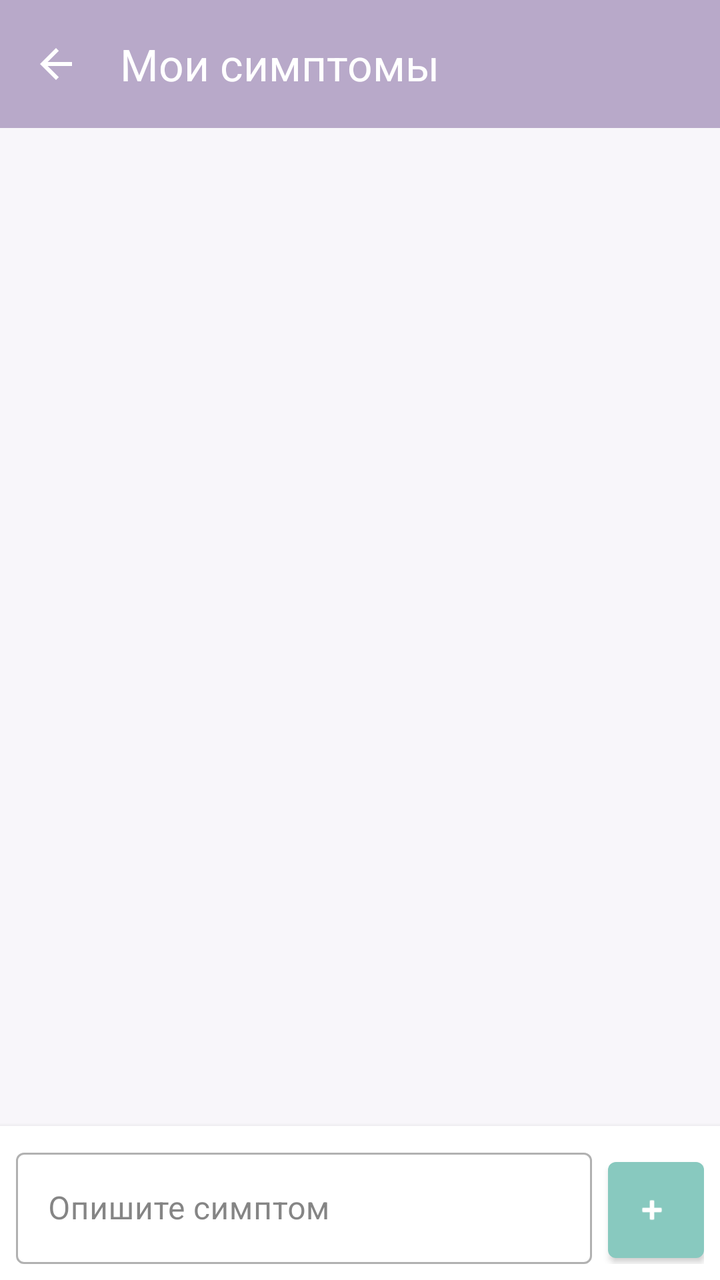
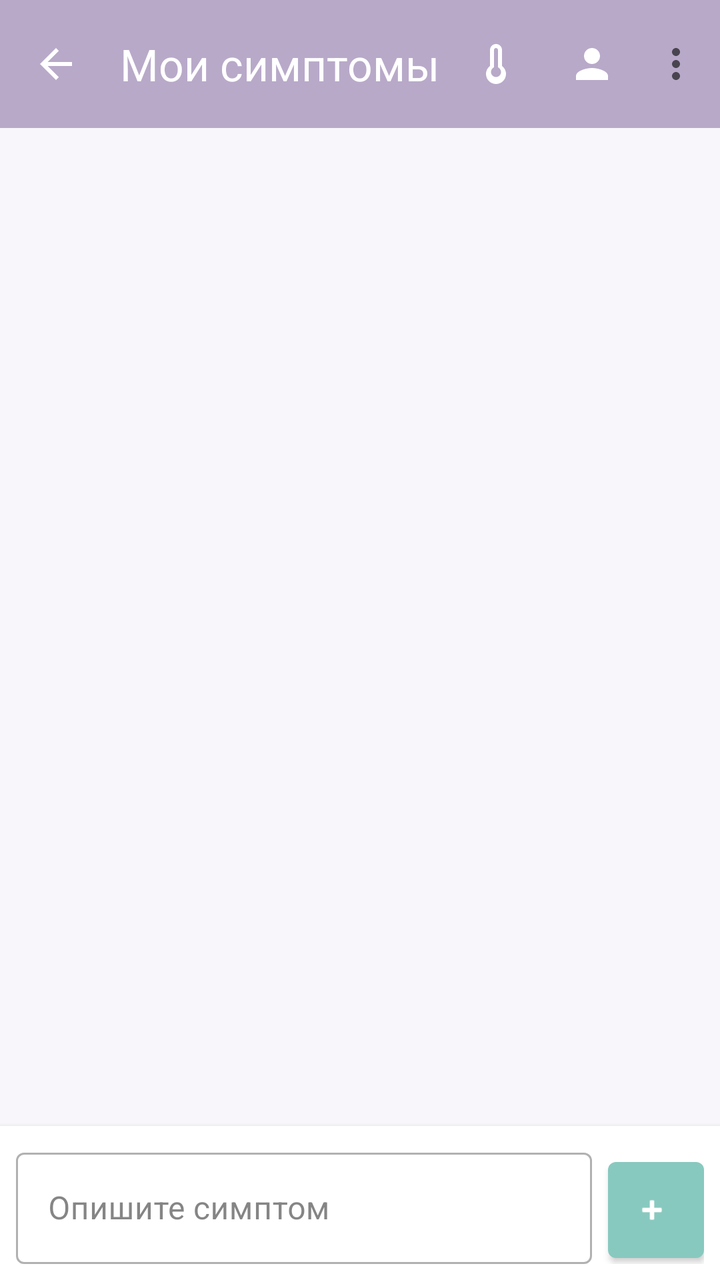

An Android layout rendered at two revisions. The XML below is the earlier revision; the diff shows what the commit changed to produce the second picture.
<!-- AndroidManifest.xml: application theme Theme.Pillulkin -->
<!-- res/layout/fragment_symptoms.xml -->
<?xml version="1.0" encoding="utf-8"?>
<androidx.constraintlayout.widget.ConstraintLayout 
    xmlns:android="http://schemas.android.com/apk/res/android"
    xmlns:app="http://schemas.android.com/apk/res-auto"
    xmlns:tools="http://schemas.android.com/tools"
    android:layout_width="match_parent"
    android:layout_height="match_parent"
    android:background="@color/background">

    <com.google.android.material.appbar.MaterialToolbar
        android:id="@+id/toolbar"
        android:layout_width="match_parent"
        android:layout_height="?attr/actionBarSize"
        android:background="@color/primary"
        app:title="@string/symptoms_title"
        app:titleTextColor="@color/on_primary"
        app:navigationIcon="@drawable/ic_arrow_back"
        app:navigationIconTint="@color/on_primary"
        app:layout_constraintTop_toTopOf="parent" />

    <androidx.recyclerview.widget.RecyclerView
        android:id="@+id/rvSymptoms"
        android:layout_width="0dp"
        android:layout_height="0dp"
        android:layout_margin="16dp"
        android:clipToPadding="false"
        android:paddingBottom="80dp"
        app:layout_constraintBottom_toBottomOf="parent"
        app:layout_constraintEnd_toEndOf="parent"
        app:layout_constraintStart_toStartOf="parent"
        app:layout_constraintTop_toBottomOf="@id/toolbar" />

    <LinearLayout
        android:id="@+id/emptyState"
        android:layout_width="wrap_content"
        android:layout_height="wrap_content"
        android:orientation="vertical"
        android:gravity="center"
        android:visibility="gone"
        app:layout_constraintBottom_toBottomOf="parent"
        app:layout_constraintEnd_toEndOf="parent"
        app:layout_constraintStart_toStartOf="parent"
        app:layout_constraintTop_toBottomOf="@id/toolbar">

        <TextView
            android:layout_width="wrap_content"
            android:layout_height="wrap_content"
            android:text="@string/symptoms_empty"
            android:textSize="18sp"
            android:textColor="@color/hint" />

        <TextView
            android:layout_width="wrap_content"
            android:layout_height="wrap_content"
            android:layout_marginTop="4dp"
            android:text="@string/symptoms_empty_description"
            android:textSize="14sp"
            android:textColor="@color/hint" />
    </LinearLayout>

    <LinearLayout
        android:id="@+id/inputLayout"
        android:layout_width="0dp"
        android:layout_height="wrap_content"
        android:orientation="horizontal"
        android:padding="8dp"
        android:background="@color/card_background"
        android:elevation="4dp"
        app:layout_constraintBottom_toBottomOf="parent"
        app:layout_constraintEnd_toEndOf="parent"
        app:layout_constraintStart_toStartOf="parent">

        <com.google.android.material.textfield.TextInputLayout
            style="@style/Widget.MaterialComponents.TextInputLayout.OutlinedBox"
            android:layout_width="0dp"
            android:layout_height="wrap_content"
            android:layout_weight="1"
            android:layout_marginEnd="8dp">

            <com.google.android.material.textfield.TextInputEditText
                android:id="@+id/etSymptom"
                android:layout_width="match_parent"
                android:layout_height="wrap_content"
                android:inputType="text"
                android:hint="@string/symptom_hint"
                android:maxLines="2" />
        </com.google.android.material.textfield.TextInputLayout>

        <com.google.android.material.button.MaterialButton
            android:id="@+id/btnAdd"
            style="@style/Widget.MaterialComponents.Button.Icon"
            android:layout_width="48dp"
            android:layout_height="48dp"
            android:insetTop="0dp"
            android:insetBottom="0dp"
            app:icon="@android:drawable/ic_input_add"
            app:iconGravity="textStart"
            app:iconPadding="0dp"
            app:backgroundTint="@color/secondary"
            app:iconTint="@color/on_secondary" />
    </LinearLayout>

</androidx.constraintlayout.widget.ConstraintLayout>
<!-- resources referenced by this layout -->
<resources>
  <color name="background">#F8F6FA</color>
  <color name="card_background">#FFFFFFFF</color>
  <color name="hint">#9E9E9E</color>
  <color name="on_primary">#FFFFFFFF</color>
  <color name="on_secondary">#FFFFFFFF</color>
  <color name="primary">#B8A9C9</color>
  <color name="secondary">#88C9BF</color>
  <!-- drawable ic_arrow_back (drawable) -->
  <vector xmlns:android="http://schemas.android.com/apk/res/android"
      android:width="24dp"
      android:height="24dp"
      android:viewportWidth="24"
      android:viewportHeight="24">
      <path
          android:fillColor="#FFFFFFFF"
          android:pathData="M20,11H7.83l5.59,-5.59L12,4l-8,8 8,8 1.41,-1.41L7.83,13H20v-2z" />
  </vector>
  <string name="symptom_hint">Опишите симптом</string>
  <string name="symptoms_empty">Нет симптомов</string>
  <string name="symptoms_empty_description">Добавьте симптомы для отслеживания</string>
  <string name="symptoms_title">Мои симптомы</string>
  <style name="Theme.Pillulkin" parent="Base.Theme.Pillulkin" />
  <style name="Base.Theme.Pillulkin" parent="Theme.Material3.DayNight.NoActionBar">
          <item name="colorPrimary">@color/primary</item>
          <item name="colorPrimaryDark">@color/primary_dark</item>
          <item name="colorSecondary">@color/secondary</item>
          <item name="colorTertiary">@color/tertiary</item>
          <item name="android:colorBackground">@color/background</item>
          <item name="colorSurface">@color/surface</item>
          <item name="colorError">@color/error</item>
          <item name="colorOnPrimary">@color/on_primary</item>
          <item name="colorOnSecondary">@color/on_secondary</item>
          <item name="colorOnBackground">@color/on_background</item>
          <item name="colorOnSurface">@color/on_surface</item>
          <item name="colorOnError">@color/on_error</item>
      </style>
  <color name="primary_dark">#9B8BB8</color>
  <color name="tertiary">#A8D5A2</color>
  <color name="surface">#FFFFFFFF</color>
  <color name="error">#E57373</color>
  <color name="on_background">#FF333333</color>
  <color name="on_surface">#FF333333</color>
  <color name="on_error">#FFFFFFFF</color>
</resources>

<!-- the commit's change to res/layout/fragment_symptoms.xml (unified diff, before → after) -->
@@ -16,6 +16,7 @@
         app:titleTextColor="@color/on_primary"
         app:navigationIcon="@drawable/ic_arrow_back"
         app:navigationIconTint="@color/on_primary"
+        app:menu="@menu/menu_patient"
         app:layout_constraintTop_toTopOf="parent" />
 
     <androidx.recyclerview.widget.RecyclerView
